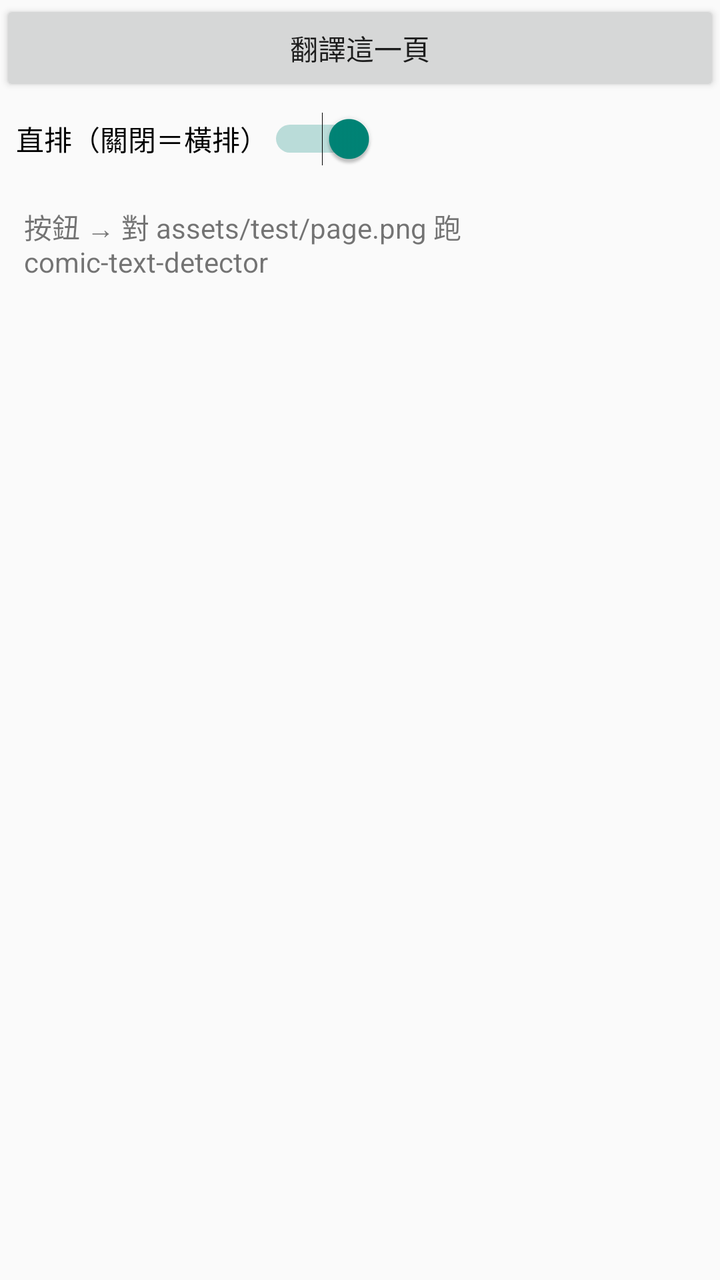
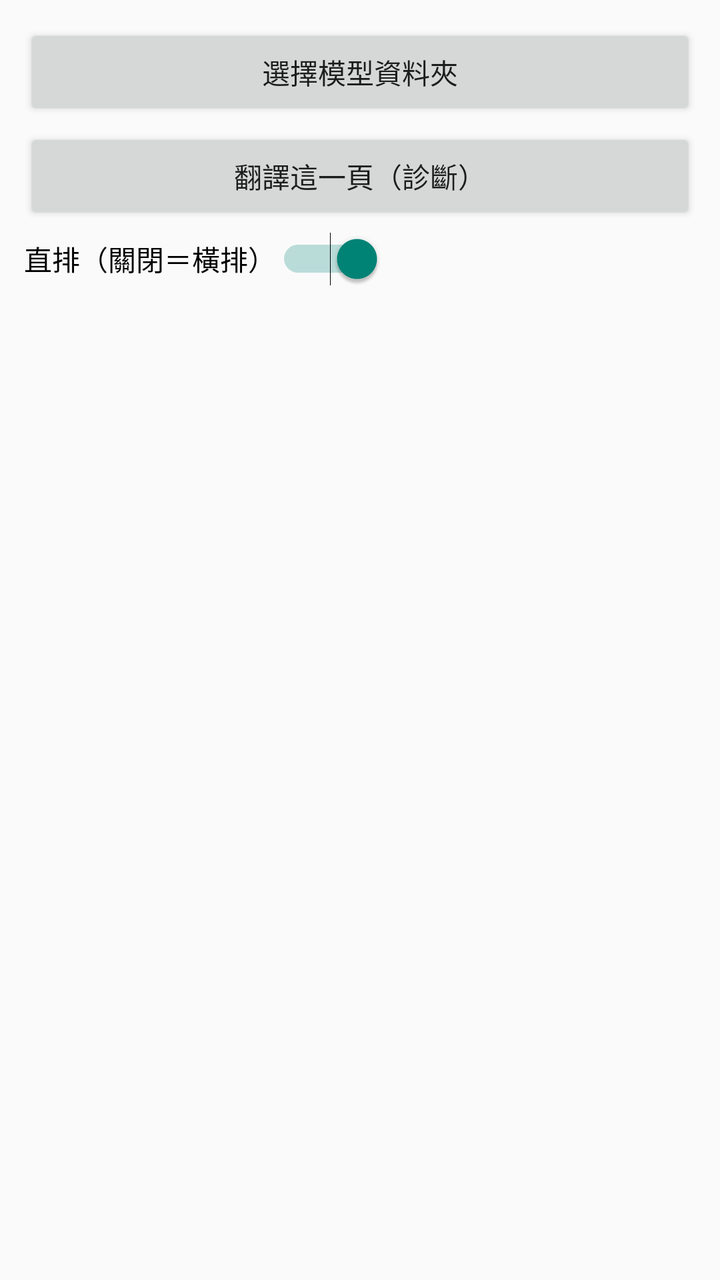

Before-and-after screenshots of an Android layout around one commit, followed by the original layout XML and the change that was made.
<!-- AndroidManifest.xml: application theme Theme.AppCompat.DayNight.NoActionBar -->
<!-- res/layout/activity_main.xml -->
<?xml version="1.0" encoding="utf-8"?>
<LinearLayout xmlns:android="http://schemas.android.com/apk/res/android"
    android:layout_width="match_parent"
    android:layout_height="match_parent"
    android:orientation="vertical">

    <Button
        android:id="@+id/detectButton"
        android:layout_width="match_parent"
        android:layout_height="wrap_content"
        android:text="翻譯這一頁" />

    <Switch
        android:id="@+id/verticalSwitch"
        android:layout_width="wrap_content"
        android:layout_height="wrap_content"
        android:layout_margin="8dp"
        android:checked="true"
        android:text="直排（關閉＝橫排）" />

    <TextView
        android:id="@+id/statusText"
        android:layout_width="match_parent"
        android:layout_height="wrap_content"
        android:padding="12dp"
        android:text="按鈕 → 對 assets/test/page.png 跑 comic-text-detector" />

    <ImageView
        android:id="@+id/imageView"
        android:layout_width="match_parent"
        android:layout_height="0dp"
        android:layout_weight="1"
        android:adjustViewBounds="true"
        android:scaleType="fitCenter" />
</LinearLayout>
<!-- resources referenced by this layout -->
<resources>

</resources>

<!-- the commit's change to res/layout/activity_main.xml (unified diff, before → after) -->
@@ -1,35 +1,47 @@
 <?xml version="1.0" encoding="utf-8"?>
-<LinearLayout xmlns:android="http://schemas.android.com/apk/res/android"
+<ScrollView xmlns:android="http://schemas.android.com/apk/res/android"
+    android:id="@+id/scroll"
     android:layout_width="match_parent"
     android:layout_height="match_parent"
-    android:orientation="vertical">
+    android:fillViewport="true">
 
-    <Button
-        android:id="@+id/detectButton"
+    <LinearLayout
+        android:id="@+id/container"
         android:layout_width="match_parent"
         android:layout_height="wrap_content"
-        android:text="翻譯這一頁" />
+        android:orientation="vertical"
+        android:padding="12dp">
 
-    <Switch
-        android:id="@+id/verticalSwitch"
-        android:layout_width="wrap_content"
-        android:layout_height="wrap_content"
-        android:layout_margin="8dp"
-        android:checked="true"
-        android:text="直排（關閉＝橫排）" />
+        <Button
+            android:id="@+id/pickFolderButton"
+            android:layout_width="match_parent"
+            android:layout_height="wrap_content"
+            android:text="選擇模型資料夾" />
 
-    <TextView
-        android:id="@+id/statusText"
-        android:layout_width="match_parent"
-        android:layout_height="wrap_content"
-        android:padding="12dp"
-        android:text="按鈕 → 對 assets/test/page.png 跑 comic-text-detector" />
+        <Button
+            android:id="@+id/detectButton"
+            android:layout_width="match_parent"
+            android:layout_height="wrap_content"
+            android:layout_marginTop="4dp"
+            android:text="翻譯這一頁（診斷）" />
 
-    <ImageView
-        android:id="@+id/imageView"
-        android:layout_width="match_parent"
-        android:layout_height="0dp"
-        android:layout_weight="1"
-        android:adjustViewBounds="true"
-        android:scaleType="fitCenter" />
-</LinearLayout>
+        <Switch
+            android:id="@+id/verticalSwitch"
+            android:layout_width="wrap_content"
+            android:layout_height="wrap_content"
+            android:layout_marginTop="4dp"
+            android:checked="true"
+            android:text="直排（關閉＝橫排）" />
+
+        <TextView
+            android:id="@+id/logText"
+            android:layout_width="match_parent"
+            android:layout_height="wrap_content"
+            android:layout_marginTop="8dp"
+            android:fontFamily="monospace"
+            android:textSize="12sp"
+            android:textIsSelectable="true"
+            android:text="" />
+
+    </LinearLayout>
+</ScrollView>
